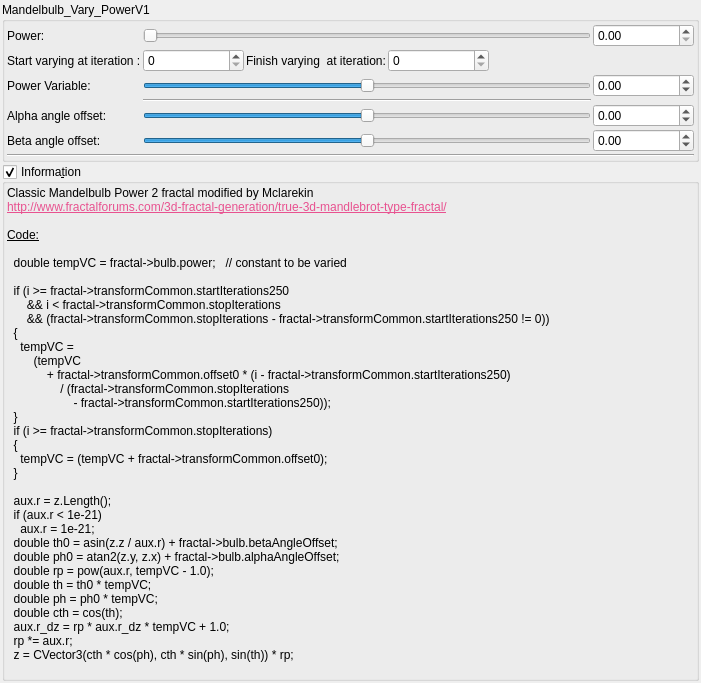
This is mandelbulber2/qt_data/fractal_mandelbulb_vary_powerV1.ui in buddhi1980/mandelbulber2 as Qt 5 draws it before an edit. The edited form follows.
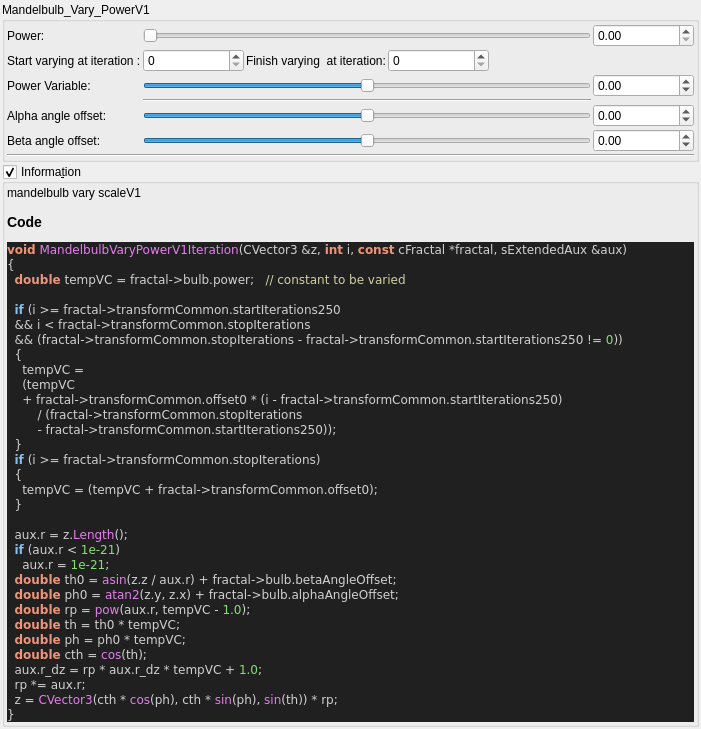
This is the edited form. Custom widgets are drawn as their Qt base class.

What changed in the file:
```diff
--- a/mandelbulber2/qt_data/fractal_mandelbulb_vary_powerV1.ui
+++ b/mandelbulber2/qt_data/fractal_mandelbulb_vary_powerV1.ui
@@ -394,45 +394,53 @@
       <item>
        <widget class="QLabel" name="label_4">
         <property name="text">
-         <string>&lt;!DOCTYPE HTML PUBLIC &quot;-//W3C//DTD HTML 4.0//EN&quot; &quot;http://www.w3.org/TR/REC-html40/strict.dtd&quot;&gt;
-&lt;html&gt;&lt;head&gt;&lt;meta name=&quot;qrichtext&quot; content=&quot;1&quot; /&gt;&lt;style type=&quot;text/css&quot;&gt;
-p, li { white-space: pre-wrap; }
-&lt;/style&gt;&lt;/head&gt;&lt;body&gt;
-&lt;p style=&quot; margin-top:0px; margin-bottom:0px; margin-left:0px; margin-right:0px; -qt-block-indent:0; text-indent:0px;&quot;&gt;Classic Mandelbulb Power 2 fractal modified by Mclarekin  &lt;/p&gt;
-&lt;p style=&quot; margin-top:0px; margin-bottom:0px; margin-left:0px; margin-right:0px; -qt-block-indent:0; text-indent:0px;&quot;&gt;&lt;a href=&quot;http://www.fractalforums.com/3d-fractal-generation/true-3d-mandlebrot-type-fractal/&quot;&gt;&lt;span style=&quot; text-decoration: underline; color:#e85290;&quot;&gt;http://www.fractalforums.com/3d-fractal-generation/true-3d-mandlebrot-type-fractal/&lt;/span&gt;&lt;/a&gt;&lt;/p&gt;
-&lt;p style=&quot;-qt-paragraph-type:empty; margin-top:0px; margin-bottom:0px; margin-left:0px; margin-right:0px; -qt-block-indent:0; text-indent:0px;&quot;&gt;&lt;br /&gt;&lt;/p&gt;
-&lt;p style=&quot; margin-top:0px; margin-bottom:0px; margin-left:0px; margin-right:0px; -qt-block-indent:0; text-indent:0px;&quot;&gt;&lt;span style=&quot; text-decoration: underline;&quot;&gt;Code:&lt;/span&gt;&lt;/p&gt;
-&lt;p style=&quot;-qt-paragraph-type:empty; margin-top:0px; margin-bottom:0px; margin-left:0px; margin-right:0px; -qt-block-indent:0; text-indent:0px; text-decoration: underline;&quot;&gt;&lt;br /&gt;&lt;/p&gt;
-&lt;p style=&quot; margin-top:0px; margin-bottom:0px; margin-left:0px; margin-right:0px; -qt-block-indent:0; text-indent:0px;&quot;&gt;  double tempVC = fractal-&amp;gt;bulb.power;   // constant to be varied&lt;/p&gt;
-&lt;p style=&quot;-qt-paragraph-type:empty; margin-top:0px; margin-bottom:0px; margin-left:0px; margin-right:0px; -qt-block-indent:0; text-indent:0px;&quot;&gt;&lt;br /&gt;&lt;/p&gt;
-&lt;p style=&quot; margin-top:0px; margin-bottom:0px; margin-left:0px; margin-right:0px; -qt-block-indent:0; text-indent:0px;&quot;&gt;  if (i &amp;gt;= fractal-&amp;gt;transformCommon.startIterations250&lt;/p&gt;
-&lt;p style=&quot; margin-top:0px; margin-bottom:0px; margin-left:0px; margin-right:0px; -qt-block-indent:0; text-indent:0px;&quot;&gt;      &amp;amp;&amp;amp; i &amp;lt; fractal-&amp;gt;transformCommon.stopIterations&lt;/p&gt;
-&lt;p style=&quot; margin-top:0px; margin-bottom:0px; margin-left:0px; margin-right:0px; -qt-block-indent:0; text-indent:0px;&quot;&gt;      &amp;amp;&amp;amp; (fractal-&amp;gt;transformCommon.stopIterations - fractal-&amp;gt;transformCommon.startIterations250 != 0))&lt;/p&gt;
-&lt;p style=&quot; margin-top:0px; margin-bottom:0px; margin-left:0px; margin-right:0px; -qt-block-indent:0; text-indent:0px;&quot;&gt;  {&lt;/p&gt;
-&lt;p style=&quot; margin-top:0px; margin-bottom:0px; margin-left:0px; margin-right:0px; -qt-block-indent:0; text-indent:0px;&quot;&gt;    tempVC =&lt;/p&gt;
-&lt;p style=&quot; margin-top:0px; margin-bottom:0px; margin-left:0px; margin-right:0px; -qt-block-indent:0; text-indent:0px;&quot;&gt;        (tempVC&lt;/p&gt;
-&lt;p style=&quot; margin-top:0px; margin-bottom:0px; margin-left:0px; margin-right:0px; -qt-block-indent:0; text-indent:0px;&quot;&gt;            + fractal-&amp;gt;transformCommon.offset0 * (i - fractal-&amp;gt;transformCommon.startIterations250)&lt;/p&gt;
-&lt;p style=&quot; margin-top:0px; margin-bottom:0px; margin-left:0px; margin-right:0px; -qt-block-indent:0; text-indent:0px;&quot;&gt;                / (fractal-&amp;gt;transformCommon.stopIterations&lt;/p&gt;
-&lt;p style=&quot; margin-top:0px; margin-bottom:0px; margin-left:0px; margin-right:0px; -qt-block-indent:0; text-indent:0px;&quot;&gt;                    - fractal-&amp;gt;transformCommon.startIterations250));&lt;/p&gt;
-&lt;p style=&quot; margin-top:0px; margin-bottom:0px; margin-left:0px; margin-right:0px; -qt-block-indent:0; text-indent:0px;&quot;&gt;  }&lt;/p&gt;
-&lt;p style=&quot; margin-top:0px; margin-bottom:0px; margin-left:0px; margin-right:0px; -qt-block-indent:0; text-indent:0px;&quot;&gt;  if (i &amp;gt;= fractal-&amp;gt;transformCommon.stopIterations)&lt;/p&gt;
-&lt;p style=&quot; margin-top:0px; margin-bottom:0px; margin-left:0px; margin-right:0px; -qt-block-indent:0; text-indent:0px;&quot;&gt;  {&lt;/p&gt;
-&lt;p style=&quot; margin-top:0px; margin-bottom:0px; margin-left:0px; margin-right:0px; -qt-block-indent:0; text-indent:0px;&quot;&gt;    tempVC = (tempVC + fractal-&amp;gt;transformCommon.offset0);&lt;/p&gt;
-&lt;p style=&quot; margin-top:0px; margin-bottom:0px; margin-left:0px; margin-right:0px; -qt-block-indent:0; text-indent:0px;&quot;&gt;  }&lt;/p&gt;
-&lt;p style=&quot;-qt-paragraph-type:empty; margin-top:0px; margin-bottom:0px; margin-left:0px; margin-right:0px; -qt-block-indent:0; text-indent:0px;&quot;&gt;&lt;br /&gt;&lt;/p&gt;
-&lt;p style=&quot; margin-top:0px; margin-bottom:0px; margin-left:0px; margin-right:0px; -qt-block-indent:0; text-indent:0px;&quot;&gt;  aux.r = z.Length();&lt;/p&gt;
-&lt;p style=&quot; margin-top:0px; margin-bottom:0px; margin-left:0px; margin-right:0px; -qt-block-indent:0; text-indent:0px;&quot;&gt;  if (aux.r &amp;lt; 1e-21)&lt;/p&gt;
-&lt;p style=&quot; margin-top:0px; margin-bottom:0px; margin-left:0px; margin-right:0px; -qt-block-indent:0; text-indent:0px;&quot;&gt;    aux.r = 1e-21;&lt;/p&gt;
-&lt;p style=&quot; margin-top:0px; margin-bottom:0px; margin-left:0px; margin-right:0px; -qt-block-indent:0; text-indent:0px;&quot;&gt;  double th0 = asin(z.z / aux.r) + fractal-&amp;gt;bulb.betaAngleOffset;&lt;/p&gt;
-&lt;p style=&quot; margin-top:0px; margin-bottom:0px; margin-left:0px; margin-right:0px; -qt-block-indent:0; text-indent:0px;&quot;&gt;  double ph0 = atan2(z.y, z.x) + fractal-&amp;gt;bulb.alphaAngleOffset;&lt;/p&gt;
-&lt;p style=&quot; margin-top:0px; margin-bottom:0px; margin-left:0px; margin-right:0px; -qt-block-indent:0; text-indent:0px;&quot;&gt;  double rp = pow(aux.r, tempVC - 1.0);&lt;/p&gt;
-&lt;p style=&quot; margin-top:0px; margin-bottom:0px; margin-left:0px; margin-right:0px; -qt-block-indent:0; text-indent:0px;&quot;&gt;  double th = th0 * tempVC;&lt;/p&gt;
-&lt;p style=&quot; margin-top:0px; margin-bottom:0px; margin-left:0px; margin-right:0px; -qt-block-indent:0; text-indent:0px;&quot;&gt;  double ph = ph0 * tempVC;&lt;/p&gt;
-&lt;p style=&quot; margin-top:0px; margin-bottom:0px; margin-left:0px; margin-right:0px; -qt-block-indent:0; text-indent:0px;&quot;&gt;  double cth = cos(th);&lt;/p&gt;
-&lt;p style=&quot; margin-top:0px; margin-bottom:0px; margin-left:0px; margin-right:0px; -qt-block-indent:0; text-indent:0px;&quot;&gt;  aux.r_dz = rp * aux.r_dz * tempVC + 1.0;&lt;/p&gt;
-&lt;p style=&quot; margin-top:0px; margin-bottom:0px; margin-left:0px; margin-right:0px; -qt-block-indent:0; text-indent:0px;&quot;&gt;  rp *= aux.r;&lt;/p&gt;
-&lt;p style=&quot; margin-top:0px; margin-bottom:0px; margin-left:0px; margin-right:0px; -qt-block-indent:0; text-indent:0px;&quot;&gt;  z = CVector3(cth * cos(ph), cth * sin(ph), sin(th)) * rp;&lt;/p&gt;
-&lt;p style=&quot;-qt-paragraph-type:empty; margin-top:0px; margin-bottom:0px; margin-left:0px; margin-right:0px; -qt-block-indent:0; text-indent:0px;&quot;&gt;&lt;br /&gt;&lt;/p&gt;&lt;/body&gt;&lt;/html&gt;</string>
+         <string>&lt;p&gt;mandelbulb vary scaleV1&lt;/p&gt;&lt;table&gt;
+&lt;/table&gt;
+&lt;h3&gt;Code&lt;/h3&gt;
+&lt;!DOCTYPE HTML PUBLIC &quot;-//W3C//DTD HTML 4.0 Transitional//EN&quot;&gt;
+&lt;html&gt;
+&lt;head&gt;
+&lt;meta http-equiv=&quot;content-type&quot; content=&quot;text/html; charset=ISO-8859-1&quot;&gt;
+&lt;title&gt;Source file&lt;/title&gt;
+&lt;/head&gt;
+&lt;body style=&quot;background-color:#202020&quot;&gt;
+&lt;pre style=&quot;color:#d0d0d0; background-color:#202020;  font-family:'Courier New';&quot;&gt;&lt;span style=&quot;color:#f09479; font-weight:bold&quot;&gt;void&lt;/span&gt; &lt;span style=&quot;color:#e47eed&quot;&gt;MandelbulbVaryPowerV1Iteration&lt;/span&gt;&lt;span style=&quot;color:#d0d0d0&quot;&gt;(&lt;/span&gt;CVector3 &lt;span style=&quot;color:#d0d0d0&quot;&gt;&amp;amp;&lt;/span&gt;z&lt;span style=&quot;color:#d0d0d0&quot;&gt;,&lt;/span&gt; &lt;span style=&quot;color:#f09479; font-weight:bold&quot;&gt;int&lt;/span&gt; i&lt;span style=&quot;color:#d0d0d0&quot;&gt;,&lt;/span&gt; &lt;span style=&quot;color:#f09479; font-weight:bold&quot;&gt;const&lt;/span&gt; cFractal &lt;span style=&quot;color:#d0d0d0&quot;&gt;*&lt;/span&gt;fractal&lt;span style=&quot;color:#d0d0d0&quot;&gt;,&lt;/span&gt; sExtendedAux &lt;span style=&quot;color:#d0d0d0&quot;&gt;&amp;amp;&lt;/span&gt;aux&lt;span style=&quot;color:#d0d0d0&quot;&gt;)&lt;/span&gt;
+&lt;span style=&quot;color:#d0d0d0&quot;&gt;{&lt;/span&gt;
+  &lt;span style=&quot;color:#f09479; font-weight:bold&quot;&gt;double&lt;/span&gt; tempVC &lt;span style=&quot;color:#d0d0d0&quot;&gt;=&lt;/span&gt; fractal&lt;span style=&quot;color:#d0d0d0&quot;&gt;-&amp;gt;&lt;/span&gt;bulb&lt;span style=&quot;color:#d0d0d0&quot;&gt;.&lt;/span&gt;power&lt;span style=&quot;color:#d0d0d0&quot;&gt;;&lt;/span&gt;   &lt;span style=&quot;color:#d0d0a0&quot;&gt;// constant to be varied&lt;/span&gt;
+
+  &lt;span style=&quot;color:#7ec0ee; font-weight:bold&quot;&gt;if&lt;/span&gt; &lt;span style=&quot;color:#d0d0d0&quot;&gt;(&lt;/span&gt;i &lt;span style=&quot;color:#d0d0d0&quot;&gt;&amp;gt;=&lt;/span&gt; fractal&lt;span style=&quot;color:#d0d0d0&quot;&gt;-&amp;gt;&lt;/span&gt;transformCommon&lt;span style=&quot;color:#d0d0d0&quot;&gt;.&lt;/span&gt;startIterations250
+  &lt;span style=&quot;color:#d0d0d0&quot;&gt;&amp;amp;&amp;amp;&lt;/span&gt; i &lt;span style=&quot;color:#d0d0d0&quot;&gt;&amp;lt;&lt;/span&gt; fractal&lt;span style=&quot;color:#d0d0d0&quot;&gt;-&amp;gt;&lt;/span&gt;transformCommon&lt;span style=&quot;color:#d0d0d0&quot;&gt;.&lt;/span&gt;stopIterations
+  &lt;span style=&quot;color:#d0d0d0&quot;&gt;&amp;amp;&amp;amp; (&lt;/span&gt;fractal&lt;span style=&quot;color:#d0d0d0&quot;&gt;-&amp;gt;&lt;/span&gt;transformCommon&lt;span style=&quot;color:#d0d0d0&quot;&gt;.&lt;/span&gt;stopIterations &lt;span style=&quot;color:#d0d0d0&quot;&gt;-&lt;/span&gt; fractal&lt;span style=&quot;color:#d0d0d0&quot;&gt;-&amp;gt;&lt;/span&gt;transformCommon&lt;span style=&quot;color:#d0d0d0&quot;&gt;.&lt;/span&gt;startIterations250 &lt;span style=&quot;color:#d0d0d0&quot;&gt;!=&lt;/span&gt; &lt;span style=&quot;color:#87df71&quot;&gt;0&lt;/span&gt;&lt;span style=&quot;color:#d0d0d0&quot;&gt;))&lt;/span&gt;
+  &lt;span style=&quot;color:#d0d0d0&quot;&gt;{&lt;/span&gt;
+    tempVC &lt;span style=&quot;color:#d0d0d0&quot;&gt;=&lt;/span&gt;
+    &lt;span style=&quot;color:#d0d0d0&quot;&gt;(&lt;/span&gt;tempVC
+    &lt;span style=&quot;color:#d0d0d0&quot;&gt;+&lt;/span&gt; fractal&lt;span style=&quot;color:#d0d0d0&quot;&gt;-&amp;gt;&lt;/span&gt;transformCommon&lt;span style=&quot;color:#d0d0d0&quot;&gt;.&lt;/span&gt;offset0 &lt;span style=&quot;color:#d0d0d0&quot;&gt;* (&lt;/span&gt;i &lt;span style=&quot;color:#d0d0d0&quot;&gt;-&lt;/span&gt; fractal&lt;span style=&quot;color:#d0d0d0&quot;&gt;-&amp;gt;&lt;/span&gt;transformCommon&lt;span style=&quot;color:#d0d0d0&quot;&gt;.&lt;/span&gt;startIterations250&lt;span style=&quot;color:#d0d0d0&quot;&gt;)&lt;/span&gt;
+        &lt;span style=&quot;color:#d0d0d0&quot;&gt;/ (&lt;/span&gt;fractal&lt;span style=&quot;color:#d0d0d0&quot;&gt;-&amp;gt;&lt;/span&gt;transformCommon&lt;span style=&quot;color:#d0d0d0&quot;&gt;.&lt;/span&gt;stopIterations
+        &lt;span style=&quot;color:#d0d0d0&quot;&gt;-&lt;/span&gt; fractal&lt;span style=&quot;color:#d0d0d0&quot;&gt;-&amp;gt;&lt;/span&gt;transformCommon&lt;span style=&quot;color:#d0d0d0&quot;&gt;.&lt;/span&gt;startIterations250&lt;span style=&quot;color:#d0d0d0&quot;&gt;));&lt;/span&gt;
+  &lt;span style=&quot;color:#d0d0d0&quot;&gt;}&lt;/span&gt;
+  &lt;span style=&quot;color:#7ec0ee; font-weight:bold&quot;&gt;if&lt;/span&gt; &lt;span style=&quot;color:#d0d0d0&quot;&gt;(&lt;/span&gt;i &lt;span style=&quot;color:#d0d0d0&quot;&gt;&amp;gt;=&lt;/span&gt; fractal&lt;span style=&quot;color:#d0d0d0&quot;&gt;-&amp;gt;&lt;/span&gt;transformCommon&lt;span style=&quot;color:#d0d0d0&quot;&gt;.&lt;/span&gt;stopIterations&lt;span style=&quot;color:#d0d0d0&quot;&gt;)&lt;/span&gt;
+  &lt;span style=&quot;color:#d0d0d0&quot;&gt;{&lt;/span&gt;
+    tempVC &lt;span style=&quot;color:#d0d0d0&quot;&gt;= (&lt;/span&gt;tempVC &lt;span style=&quot;color:#d0d0d0&quot;&gt;+&lt;/span&gt; fractal&lt;span style=&quot;color:#d0d0d0&quot;&gt;-&amp;gt;&lt;/span&gt;transformCommon&lt;span style=&quot;color:#d0d0d0&quot;&gt;.&lt;/span&gt;offset0&lt;span style=&quot;color:#d0d0d0&quot;&gt;);&lt;/span&gt;
+  &lt;span style=&quot;color:#d0d0d0&quot;&gt;}&lt;/span&gt;
+
+  aux&lt;span style=&quot;color:#d0d0d0&quot;&gt;.&lt;/span&gt;r &lt;span style=&quot;color:#d0d0d0&quot;&gt;=&lt;/span&gt; z&lt;span style=&quot;color:#d0d0d0&quot;&gt;.&lt;/span&gt;&lt;span style=&quot;color:#e47eed&quot;&gt;Length&lt;/span&gt;&lt;span style=&quot;color:#d0d0d0&quot;&gt;();&lt;/span&gt;
+  &lt;span style=&quot;color:#7ec0ee; font-weight:bold&quot;&gt;if&lt;/span&gt; &lt;span style=&quot;color:#d0d0d0&quot;&gt;(&lt;/span&gt;aux&lt;span style=&quot;color:#d0d0d0&quot;&gt;.&lt;/span&gt;r &lt;span style=&quot;color:#d0d0d0&quot;&gt;&amp;lt;&lt;/span&gt; &lt;span style=&quot;color:#87df71&quot;&gt;1e-21&lt;/span&gt;&lt;span style=&quot;color:#d0d0d0&quot;&gt;)&lt;/span&gt;
+    aux&lt;span style=&quot;color:#d0d0d0&quot;&gt;.&lt;/span&gt;r &lt;span style=&quot;color:#d0d0d0&quot;&gt;=&lt;/span&gt; &lt;span style=&quot;color:#87df71&quot;&gt;1e-21&lt;/span&gt;&lt;span style=&quot;color:#d0d0d0&quot;&gt;;&lt;/span&gt;
+  &lt;span style=&quot;color:#f09479; font-weight:bold&quot;&gt;double&lt;/span&gt; th0 &lt;span style=&quot;color:#d0d0d0&quot;&gt;=&lt;/span&gt; &lt;span style=&quot;color:#e47eed&quot;&gt;asin&lt;/span&gt;&lt;span style=&quot;color:#d0d0d0&quot;&gt;(&lt;/span&gt;z&lt;span style=&quot;color:#d0d0d0&quot;&gt;.&lt;/span&gt;z &lt;span style=&quot;color:#d0d0d0&quot;&gt;/&lt;/span&gt; aux&lt;span style=&quot;color:#d0d0d0&quot;&gt;.&lt;/span&gt;r&lt;span style=&quot;color:#d0d0d0&quot;&gt;) +&lt;/span&gt; fractal&lt;span style=&quot;color:#d0d0d0&quot;&gt;-&amp;gt;&lt;/span&gt;bulb&lt;span style=&quot;color:#d0d0d0&quot;&gt;.&lt;/span&gt;betaAngleOffset&lt;span style=&quot;color:#d0d0d0&quot;&gt;;&lt;/span&gt;
+  &lt;span style=&quot;color:#f09479; font-weight:bold&quot;&gt;double&lt;/span&gt; ph0 &lt;span style=&quot;color:#d0d0d0&quot;&gt;=&lt;/span&gt; &lt;span style=&quot;color:#e47eed&quot;&gt;atan2&lt;/span&gt;&lt;span style=&quot;color:#d0d0d0&quot;&gt;(&lt;/span&gt;z&lt;span style=&quot;color:#d0d0d0&quot;&gt;.&lt;/span&gt;y&lt;span style=&quot;color:#d0d0d0&quot;&gt;,&lt;/span&gt; z&lt;span style=&quot;color:#d0d0d0&quot;&gt;.&lt;/span&gt;x&lt;span style=&quot;color:#d0d0d0&quot;&gt;) +&lt;/span&gt; fractal&lt;span style=&quot;color:#d0d0d0&quot;&gt;-&amp;gt;&lt;/span&gt;bulb&lt;span style=&quot;color:#d0d0d0&quot;&gt;.&lt;/span&gt;alphaAngleOffset&lt;span style=&quot;color:#d0d0d0&quot;&gt;;&lt;/span&gt;
+  &lt;span style=&quot;color:#f09479; font-weight:bold&quot;&gt;double&lt;/span&gt; rp &lt;span style=&quot;color:#d0d0d0&quot;&gt;=&lt;/span&gt; &lt;span style=&quot;color:#e47eed&quot;&gt;pow&lt;/span&gt;&lt;span style=&quot;color:#d0d0d0&quot;&gt;(&lt;/span&gt;aux&lt;span style=&quot;color:#d0d0d0&quot;&gt;.&lt;/span&gt;r&lt;span style=&quot;color:#d0d0d0&quot;&gt;,&lt;/span&gt; tempVC &lt;span style=&quot;color:#d0d0d0&quot;&gt;-&lt;/span&gt; &lt;span style=&quot;color:#87df71&quot;&gt;1.0&lt;/span&gt;&lt;span style=&quot;color:#d0d0d0&quot;&gt;);&lt;/span&gt;
+  &lt;span style=&quot;color:#f09479; font-weight:bold&quot;&gt;double&lt;/span&gt; th &lt;span style=&quot;color:#d0d0d0&quot;&gt;=&lt;/span&gt; th0 &lt;span style=&quot;color:#d0d0d0&quot;&gt;*&lt;/span&gt; tempVC&lt;span style=&quot;color:#d0d0d0&quot;&gt;;&lt;/span&gt;
+  &lt;span style=&quot;color:#f09479; font-weight:bold&quot;&gt;double&lt;/span&gt; ph &lt;span style=&quot;color:#d0d0d0&quot;&gt;=&lt;/span&gt; ph0 &lt;span style=&quot;color:#d0d0d0&quot;&gt;*&lt;/span&gt; tempVC&lt;span style=&quot;color:#d0d0d0&quot;&gt;;&lt;/span&gt;
+  &lt;span style=&quot;color:#f09479; font-weight:bold&quot;&gt;double&lt;/span&gt; cth &lt;span style=&quot;color:#d0d0d0&quot;&gt;=&lt;/span&gt; &lt;span style=&quot;color:#e47eed&quot;&gt;cos&lt;/span&gt;&lt;span style=&quot;color:#d0d0d0&quot;&gt;(&lt;/span&gt;th&lt;span style=&quot;color:#d0d0d0&quot;&gt;);&lt;/span&gt;
+  aux&lt;span style=&quot;color:#d0d0d0&quot;&gt;.&lt;/span&gt;r_dz &lt;span style=&quot;color:#d0d0d0&quot;&gt;=&lt;/span&gt; rp &lt;span style=&quot;color:#d0d0d0&quot;&gt;*&lt;/span&gt; aux&lt;span style=&quot;color:#d0d0d0&quot;&gt;.&lt;/span&gt;r_dz &lt;span style=&quot;color:#d0d0d0&quot;&gt;*&lt;/span&gt; tempVC &lt;span style=&quot;color:#d0d0d0&quot;&gt;+&lt;/span&gt; &lt;span style=&quot;color:#87df71&quot;&gt;1.0&lt;/span&gt;&lt;span style=&quot;color:#d0d0d0&quot;&gt;;&lt;/span&gt;
+  rp &lt;span style=&quot;color:#d0d0d0&quot;&gt;*=&lt;/span&gt; aux&lt;span style=&quot;color:#d0d0d0&quot;&gt;.&lt;/span&gt;r&lt;span style=&quot;color:#d0d0d0&quot;&gt;;&lt;/span&gt;
+  z &lt;span style=&quot;color:#d0d0d0&quot;&gt;=&lt;/span&gt; &lt;span style=&quot;color:#e47eed&quot;&gt;CVector3&lt;/span&gt;&lt;span style=&quot;color:#d0d0d0&quot;&gt;(&lt;/span&gt;cth &lt;span style=&quot;color:#d0d0d0&quot;&gt;*&lt;/span&gt; &lt;span style=&quot;color:#e47eed&quot;&gt;cos&lt;/span&gt;&lt;span style=&quot;color:#d0d0d0&quot;&gt;(&lt;/span&gt;ph&lt;span style=&quot;color:#d0d0d0&quot;&gt;),&lt;/span&gt; cth &lt;span style=&quot;color:#d0d0d0&quot;&gt;*&lt;/span&gt; &lt;span style=&quot;color:#e47eed&quot;&gt;sin&lt;/span&gt;&lt;span style=&quot;color:#d0d0d0&quot;&gt;(&lt;/span&gt;ph&lt;span style=&quot;color:#d0d0d0&quot;&gt;),&lt;/span&gt; &lt;span style=&quot;color:#e47eed&quot;&gt;sin&lt;/span&gt;&lt;span style=&quot;color:#d0d0d0&quot;&gt;(&lt;/span&gt;th&lt;span style=&quot;color:#d0d0d0&quot;&gt;)) *&lt;/span&gt; rp&lt;span style=&quot;color:#d0d0d0&quot;&gt;;&lt;/span&gt;
+&lt;span style=&quot;color:#d0d0d0&quot;&gt;}&lt;/span&gt;
+&lt;/pre&gt;
+&lt;/body&gt;
+&lt;/html&gt;
+&lt;!--HTML generated by highlight 3.9, http://www.andre-simon.de/--&gt;
+</string>
         </property>
         <property name="wordWrap">
          <bool>true</bool>
```
Left out of the diff: 2 changed lines with no effect on the pictures.
